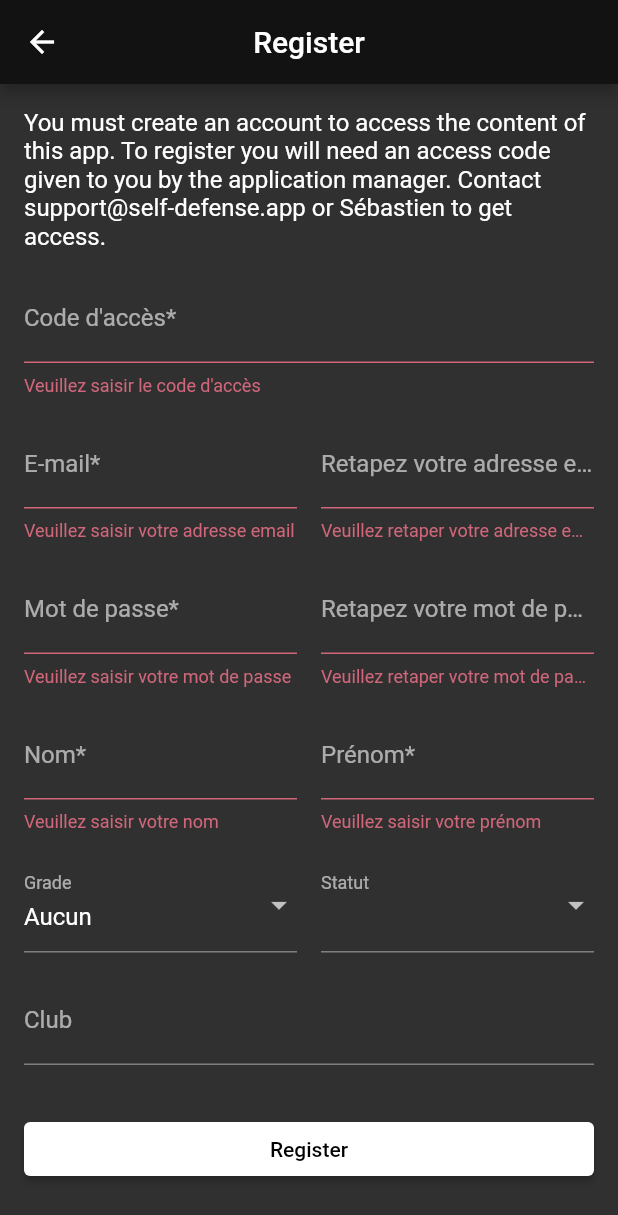
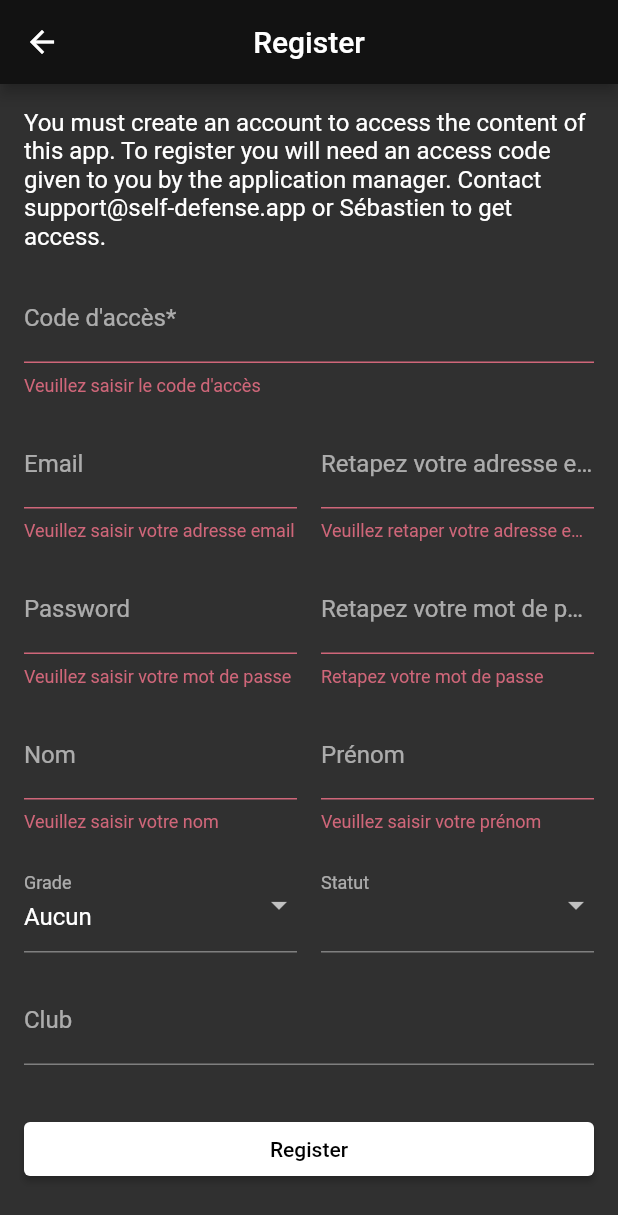
Before and after one commit to GrandStick/tech, a Flutter app: the RegistrationForm screen opened directly with empty values, after a tap on "Register", on a phone screen of 412 x 824 dp. Shown: the top 1215 px of the screen. Run offline on Flutter 3.47's test engine with Material 2 defaults, Android fonts, the phone set to English and light mode, and no system bars; our stand-ins replace better_player, easy_debounce, flutter_rating_bar, shared_preferences; accounts and stored records are empty; generated files the repository leaves out were written again.

```diff
--- a/lib/l10n/app_en.arb
+++ b/lib/l10n/app_en.arb
@@ -35,6 +35,46 @@
 "close":"Close",
 "success_registration":"successful registration",
 "error_registration":"Registration failed",
-"registration_intro":"You must create an account to access the content of this app. To register you will need an access code given to you by the application manager. Contact support@self-defense.app or Sébastien to get access."
+"registration_intro":"You must create an account to access the content of this app. To register you will need an access code given to you by the application manager. Contact support@self-defense.app or Sébastien to get access.",
+"code":"Code d'accès*",
+"code_hint":"Code d'inscription qui vous a été donné pour vous inscrire.",
+"code_error":"Veuillez saisir le code d'accès",
+"mail_hint":"Votre adresse email",
+"mail_error":"Veuillez saisir votre adresse email",
+"mail_ver":"Retapez votre adresse email",
+"mail_ver_error1":"Veuillez retaper votre adresse email",
+"mail_ver_error2":"Les adresses email ne correspondent pas",
+"password_hint":"Votre mot de passe",
+"password_error":"Veuillez saisir votre mot de passe",
+"password_ver":"Retapez votre mot de passe",
+"password_error_vide":"Retapez votre mot de passe",
+"password_error_corr":"Les mots de passe ne correspondent pas",
+"name":"Nom",
+"name_error":"Veuillez saisir votre nom",
+"surname":"Prénom",
+"surname_error":"Veuillez saisir votre prénom",
+"none":"Aucun",
+"instructor" :"Instructeur",
+"student":"Student",
+"status" :"Statut",
+"club" :"Club",
+"club_hint" :"Votre club principal",
+"home_text1":"Bienvenue sur Self-defense.app.",
+"home_text2":"Cette application a été développée afin d'offrir aux instructeurs de la fédération SMART Krav Maga une base de données de techniques.",
+"home_text3":"La base de données est faite selon le canvas SMART Krav Maga et comprend pour chaque technique :",
+"home_text4":"- une vidéo",
+"home_text5":"- les mots-clés",
+"home_text6":"- les points clés",
+"home_text7":"- la possibilité d'encoder votre niveau de maîtrise'",
+"home_text8":"- la possibilité d'encoder vos notes personnelles",
+"home_text9":"Un système de mots-clés, de tri et de recherche vous permet de classer les techniques.",
+"home_text10":"Créez un compte pour accéder à la liste complète des techniques.",
+"parameters":"Parameters",
+"language":"Language",
+"offline_mode":"Offline Mode (download videos)",
+"password_change":"Change password",
+"my_subscription":"My subscription",
+"logoff" : "Log off"
+
 
 }
--- a/lib/l10n/app_fr.arb
+++ b/lib/l10n/app_fr.arb
@@ -35,5 +35,44 @@
 "close":"Fermer",
 "success_registration":"Inscription réussie",
 "error_registration":"Une erreur s'est produite lors de l'inscription",
-"registration_intro":"Vous devez créer un compte pour accéder au contenu de cette application. Pour vous inscrire vous aurez besoin d'un code d'accès qui vous est donné par le gestionnaire de l'application. Adressez-vous à support@self-defense.app ou à Sébastien pour obtenir un accès."
+"registration_intro":"Vous devez créer un compte pour accéder au contenu de cette application. Pour vous inscrire vous aurez besoin d'un code d'accès qui vous est donné par le gestionnaire de l'application. Adressez-vous à support@self-defense.app ou à Sébastien pour obtenir un accès.",
+"code":"Code d'accès*",
+"code_hint":"Code d'inscription qui vous a été donné pour vous inscrire.",
+"code_error":"Veuillez saisir le code d'accès",
+"mail_hint":"Votre adresse email",
+"mail_error":"Veuillez saisir votre adresse email",
+"mail_ver":"Retapez votre adresse email",
+"mail_ver_error1":"Veuillez retaper votre adresse email",
+"mail_ver_error2":"Les adresses email ne correspondent pas",
+"password_hint":"Votre mot de passe",
+"password_error":"Veuillez saisir votre mot de passe",
+"password_ver":"Retapez votre mot de passe",
+"password_error_vide":"Retapez votre mot de passe",
+"password_error_corr":"Les mots de passe ne correspondent pas",
+"name":"Nom",
+"name_error":"Veuillez saisir votre nom",
+"surname":"Prénom",
+"surname_error":"Veuillez saisir votre prénom",
+"none":"Aucun",
+"instructor" :"Instructeur",
+"student":"Elève",
+"status":"Statut",
+"club":"Club",
+"club_hint":"Votre club principal",
+"home_text1":"Bienvenue sur Self-defense.app.",
+"home_text2":"Cette application a été développée afin d'offrir aux instructeurs de la fédération SMART Krav Maga une base de données de techniques.",
+"home_text3":"La base de données est faite selon le canvas SMART Krav Maga et comprend pour chaque technique :",
+"home_text4":"- une vidéo",
+"home_text5":"- les mots-clés",
+"home_text6":"- les points clés",
+"home_text7":"- la possibilité d'encoder votre niveau de maîtrise'",
+"home_text8":"- la possibilité d'encoder vos notes personnelles",
+"home_text9":"Un système de mots-clés, de tri et de recherche vous permet de classer les techniques.",
+"home_text10":"Créez un compte pour accéder à la liste complète des techniques.",
+"parameters":"Paramètres",
+"language":"Langue",
+"offline_mode":"Mode hors ligne (télécharge les videos)",
+"password_change":"Modifier mon mot de passe",
+"my_subscription":"Mon abonnement",
+"logoff" : "Se déconnecter"
 }
--- a/lib/views/login_page.dart
+++ b/lib/views/login_page.dart
@@ -29,6 +29,7 @@ class _LoginPageState extends State<LoginPage> {
   }
 
   void checkLoginStatus() async {
+    SharedPreferences.setMockInitialValues({});
     SharedPreferences prefs = await SharedPreferences.getInstance();
     String? token = prefs.getString('token');
 
--- a/lib/views/registration_page.dart
+++ b/lib/views/registration_page.dart
@@ -133,12 +133,12 @@ class _RegistrationFormState extends State<RegistrationForm> {
                 TextFormField(
                   controller: _codeController,
                   decoration: InputDecoration(
-                    labelText: 'Code d\'accès*',
-                    hintText: 'Code d\'inscription qui vous a été donné pour vous inscrire.',
+                    labelText: AppLocalizations.of(context).code,
+                    hintText: AppLocalizations.of(context).code_hint,
                   ),
                   validator: (value) {
                     if (value?.isEmpty ?? true) {
-                      return 'Veuillez saisir le code d\'accès';
+                      return AppLocalizations.of(context).code_error;
                     }
                     return null;
                   },
@@ -150,12 +150,12 @@ class _RegistrationFormState extends State<RegistrationForm> {
                       child: TextFormField(
                         controller: _emailController,
                         decoration: InputDecoration(
-                          labelText: 'E-mail*',
-                          hintText: 'Votre adresse email',
+                          labelText: AppLocalizations.of(context).email,
+                          hintText: AppLocalizations.of(context).email_hint,
                         ),
                         validator: (value) {
                           if (value?.isEmpty ?? true) {
-                            return 'Veuillez saisir votre adresse email';
+                            return AppLocalizations.of(context).mail_error;
                           }
                           // TODO: Add email validation logic if needed
                           return null;
@@ -167,14 +167,14 @@ class _RegistrationFormState extends State<RegistrationForm> {
                       child: TextFormField(
                         controller: _emailVerController,
                         decoration: InputDecoration(
-                          labelText: 'Retapez votre adresse email',
+                          labelText: AppLocalizations.of(context).mail_ver,
                         ),
                         validator: (value) {
                           if (value?.isEmpty ?? true) {
-                            return 'Veuillez retaper votre adresse email';
+                            return AppLocalizations.of(context).mail_ver_error1;
                           }
                           if (value != _emailController.text) {
-                            return 'Les adresses email ne correspondent pas';
+                            return AppLocalizations.of(context).mail_ver_error2;
                           }
                           return null;
                         },
@@ -189,13 +189,13 @@ class _RegistrationFormState extends State<RegistrationForm> {
                       child: TextFormField(
                         controller: _passwordController,
                         decoration: InputDecoration(
-                          labelText: 'Mot de passe*',
-                          hintText: 'Votre mot de passe',
+                          labelText: AppLocalizations.of(context).password,
+                          hintText: AppLocalizations.of(context).password_hint,
                         ),
                         obscureText: true,
                         validator: (value) {
                           if (value?.isEmpty ?? true) {
-                            return 'Veuillez saisir votre mot de passe';
+                            return AppLocalizations.of(context).password_error;
                           }
                           // TODO: Add password validation logic if needed
                           return null;
@@ -207,15 +207,15 @@ class _RegistrationFormState extends State<RegistrationForm> {
                       child: TextFormField(
                         controller: _passwordVerController,
                         decoration: InputDecoration(
-                          labelText: 'Retapez votre mot de passe',
+                          labelText: AppLocalizations.of(context).password_ver,
                         ),
                         obscureText: true,
                         validator: (value) {
                           if (value?.isEmpty ?? true) {
-                            return 'Veuillez retaper votre mot de passe';
+                            return AppLocalizations.of(context).password_error_vide;
                           }
                           if (value != _passwordController.text) {
-                            return 'Les mots de passe ne correspondent pas';
+                            return AppLocalizations.of(context).password_error_corr;
                           }
                           return null;
                         },
@@ -230,11 +230,11 @@ class _RegistrationFormState extends State<RegistrationForm> {
                       child: TextFormField(
                         controller: _nomController,
                         decoration: InputDecoration(
-                          labelText: 'Nom*',
+                          labelText: AppLocalizations.of(context).name,
                         ),
                         validator: (value) {
                           if (value?.isEmpty ?? true) {
-                            return 'Veuillez saisir votre nom';
+                            return AppLocalizations.of(context).name_error;
                           }
                           return null;
                         },
@@ -245,11 +245,11 @@ class _RegistrationFormState extends State<RegistrationForm> {
                       child: TextFormField(
                         controller: _prenomController,
                         decoration: InputDecoration(
-                          labelText: 'Prénom*',
+                          labelText: AppLocalizations.of(context).surname,
                         ),
                         validator: (value) {
                           if (value?.isEmpty ?? true) {
-                            return 'Veuillez saisir votre prénom';
+                            return AppLocalizations.of(context).surname_error;
                           }
                           return null;
                         },
@@ -271,7 +271,7 @@ class _RegistrationFormState extends State<RegistrationForm> {
                         items: [
                           DropdownMenuItem<String>(
                             value: '0',
-                            child: Text('Aucun'),
+                            child: Text(AppLocalizations.of(context).none),
                           ),
                           DropdownMenuItem<String>(
                             value: '1',
@@ -354,12 +354,16 @@ class _RegistrationFormState extends State<RegistrationForm> {
                             child: Text(''),
                           ),
                           DropdownMenuItem<String>(
+                            value: 'Student',
+                            child: Text(AppLocalizations.of(context).student),
+                          ),
+                          DropdownMenuItem<String>(
                             value: 'SDT',
                             child: Text('Self Defense Trainer'),
                           ),
                           DropdownMenuItem<String>(
                             value: 'Instructeur',
-                            child: Text('Instructeur'),
+                            child: Text(AppLocalizations.of(context).instructor),
                           ),
                           // DropdownMenuItem<String>(
                           //   value: 'élève',
@@ -367,7 +371,7 @@ class _RegistrationFormState extends State<RegistrationForm> {
                           // ),
                         ],
                         decoration: InputDecoration(
-                          labelText: 'Statut',
+                          labelText: AppLocalizations.of(context).status,
                         ),
                       ),
                     ),
@@ -377,8 +381,8 @@ class _RegistrationFormState extends State<RegistrationForm> {
                 TextFormField(
                   controller: _clubController,
                   decoration: InputDecoration(
-                    labelText: 'Club',
-                    hintText: 'Votre club principal',
+                    labelText: AppLocalizations.of(context).club,
+                    hintText: AppLocalizations.of(context).club_hint,
                   ),
                 ),
                 SizedBox(height: 32.0),
```
Also changed, not shown: lib/views/account_page.dart (+5 -9 lines), lib/views/home_page.dart (+11 -11 lines), lib/views/parameters_page.dart (+22 -22 lines), lib/views/techniques_list.dart (+29 -7 lines).
